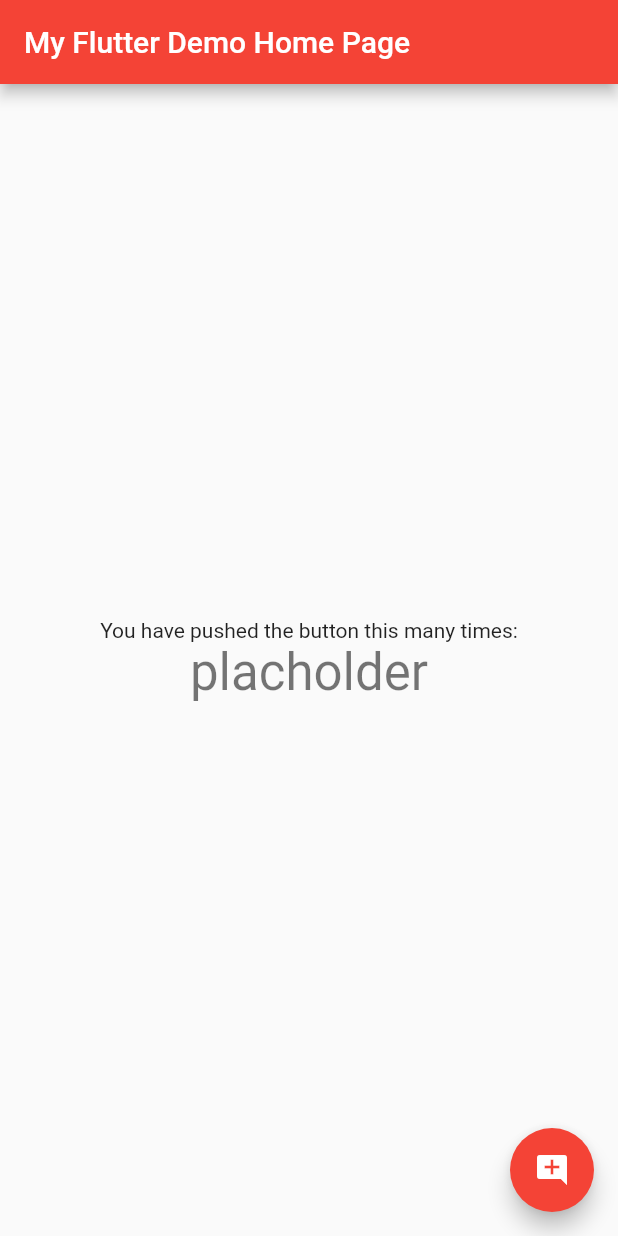
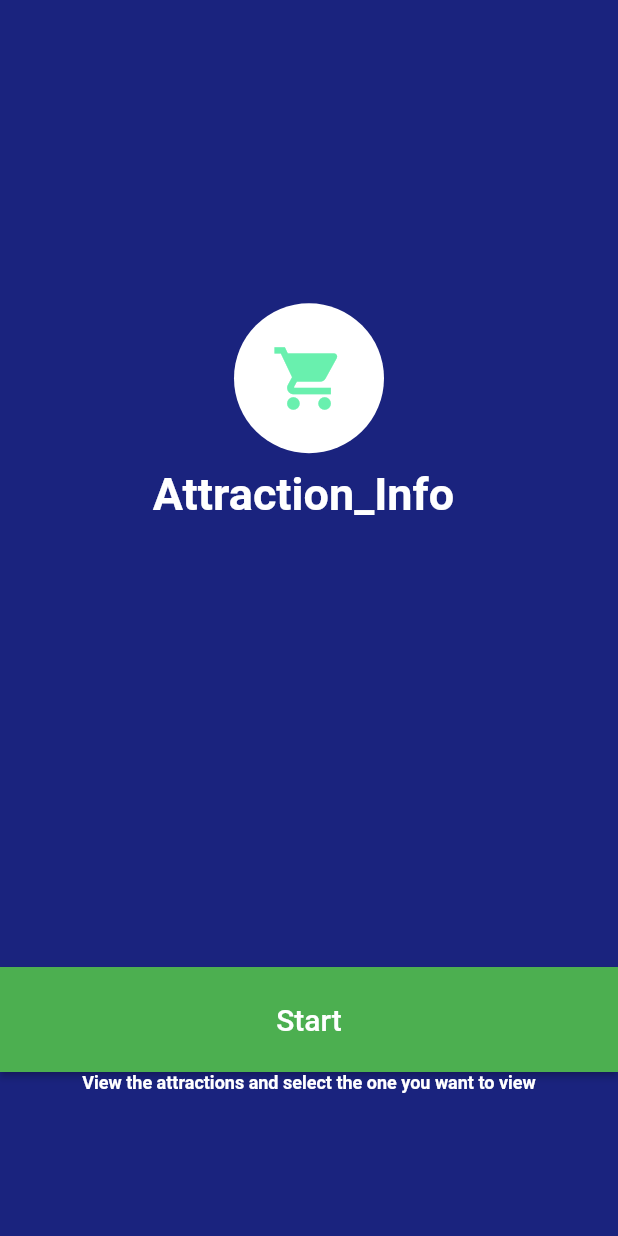
Before and after one commit to calicoquito/attraction_info, a Flutter app: the screen it shows after launch, on a phone screen of 412 x 824 dp. Run offline on Flutter 3.47's test engine with Material 2 defaults, Android fonts, the phone set to English and light mode, and no system bars.

```diff
--- a/lib/main.dart
+++ b/lib/main.dart
@@ -1,8 +1,10 @@
-import 'dart:async';
-import 'dart:convert';
-import 'dart:math';
+import 'package:attraction_info/pages/items.dart' as prefix0;
+import 'package:attraction_info/test/screens.dart';
+import 'package:attraction_info/pages/search.dart';
 import 'package:flutter/material.dart';
-import 'package:http/http.dart' as http;
+import 'package:attraction_info/test/home_test.dart';
+import 'package:attraction_info/test/learn.dart';
+
 
 void main() => runApp(MyApp());
 
@@ -22,103 +24,102 @@ class MyApp extends StatelessWidget {
         // or simply save your changes to "hot reload" in a Flutter IDE).
         // Notice that the counter didn't reset back to zero; the application
         // is not restarted.
-        primarySwatch: Colors.red,
+        primarySwatch: Colors.blue,
       ),
-      home: MyHomePage(title: 'My Flutter Demo Home Page'),
+      home: SplashScreen(),
     );
   }
 }
-
-class MyHomePage extends StatefulWidget {
-  MyHomePage({Key key, this.title}) : super(key: key);
-
-  // This widget is the home page of your application. It is stateful, meaning
-  // that it has a State object (defined below) that contains fields that affect
-  // how it looks.
-
-  // This class is the configuration for the state. It holds the values (in this
-  // case the title) provided by the parent (in this case the App widget) and
-  // used by the build method of the State. Fields in a Widget subclass are
-  // always marked "final".
-
-  final String title;
-
-  @override
-  _MyHomePageState createState() => _MyHomePageState();
-}
-
-class _MyHomePageState extends State<MyHomePage> {
-  var _mytitle = "placholder";
-  var rng = new Random();
-  Future<String> getData() async {
-
-    http.Response response = await http.get(
-
-      Uri.encodeFull("https://jsonplaceholder.typicode.com/posts"),
-      headers: {
-        "Accept": "application/json"
-      }
-
-      );
-
-
-
-  List data = jsonDecode(response.body);
-
-   _mytitle = data[rng.nextInt(5)]["title"];
-   print(_mytitle);
-  }
-
+class SplashScreen extends StatelessWidget{
   @override
   Widget build(BuildContext context) {
-
-    // This method is rerun every time setState is called, for instance as done
-    // by the _incrementCounter method above.
-    //
-    // The Flutter framework has been optimized to make rerunning build methods
-    // fast, so that you can just rebuild anything that needs updating rather
-    // than having to individually change instances of widgets.
+    // TODO: implement build
     return Scaffold(
-      appBar: AppBar(
-        // Here we take the value from the MyHomePage object that was created by
-        // the App.build method, and use it to set our appbar title.
-        title: Text(widget.title),
+      body: Stack(
+        fit: StackFit.expand,
+        children: <Widget>[
+          Container(
+            decoration: BoxDecoration(color: Color(0xFF1A237E)),
           ),
-      body: Center(
-        // Center is a layout widget. It takes a single child and positions it
-        // in the middle of the parent.
+          Column(
+            mainAxisAlignment: MainAxisAlignment.start,
+            children: <Widget>[
+              Expanded(
+                flex: 2,
+                child: Container(
                   child: Column(
-          // Column is also layout widget. It takes a list of children and
-          // arranges them vertically. By default, it sizes itself to fit its
-          // children horizontally, and tries to be as tall as its parent.
-          //
-          // Invoke "debug painting" (press "p" in the console, choose the
-          // "Toggle Debug Paint" action from the Flutter Inspector in Android
-          // Studio, or the "Toggle Debug Paint" command in Visual Studio Code)
-          // to see the wireframe for each widget.
-          //
-          // Column has various properties to control how it sizes itself and
-          // how it positions its children. Here we use mainAxisAlignment to
-          // center the children vertically; the main axis here is the vertical
-          // axis because Columns are vertical (the cross axis would be
-          // horizontal).
                     mainAxisAlignment: MainAxisAlignment.center,
                     children: <Widget>[
-            Text(
-              'You have pushed the button this many times:',
+                      CircleAvatar(
+                        backgroundColor: Colors.white,
+                        radius: 50.0,
+                        child: Icon(
+                          Icons.shopping_cart,
+                          color: Colors.greenAccent,
+                          size: 50.0,
+                        ),
+                      ),
+                      Padding(
+                        padding: EdgeInsets.only(top: 10.0),
                       ),
                       Text(
-              '$_mytitle',
-              style: Theme.of(context).textTheme.display1,
-            ),
+                        "Attraction_Info ",
+                        style: TextStyle(
+                            color: Colors.white,
+                            fontWeight: FontWeight.bold,
+                            fontSize: 30.0),
+                      )
                     ],
                   ),
                 ),
-      floatingActionButton: FloatingActionButton(
-        onPressed: getData,
-        tooltip: 'get me some data',
-        child: Icon(Icons.add_comment,
-      ), // This trailing comma makes auto-formatting nicer for build methods.
+              ),
+              Expanded(
+                flex: 1,
+                child: Column(
+                  mainAxisAlignment: MainAxisAlignment.center,
+                  children: <Widget>[
+                    RaisedButton(
+                      onPressed: (){
+                        Navigator.push(context, MaterialPageRoute(builder: (context){
+                       return mainView();
+                     }));
+                      },
+                        padding: const EdgeInsets.only(left:0.0, right:0, top: 0.0),
+                        //padding: const EdgeInsets.only(left:10.0, right:20, top: 10.0),
+                        child: new Container(
+                          alignment: Alignment.center,
+                          height: 70.0,
+                          decoration: new BoxDecoration(
+                            color: Colors.green,
+                            //borderRadius: new BorderRadius.circular(10.2),
+                            ),
+                            child: new Text(
+                              'Start',
+                              style: new TextStyle(
+                                fontSize: 20.0,
+                                color: Colors.white,
+                                ),
+                              ),
+                            ),
+
+                      ),
+                    Text(
+                      "View the attractions and select the one you want to view",
+                      softWrap: true,
+                      textAlign: TextAlign.center,
+                      style: TextStyle(
+                          fontWeight: FontWeight.bold,
+                          fontSize: 12.0,
+                          color: Colors.white),
                     )
+                  ],
+                ),
+              )
+            ],
+          )
+        ],
+      ),
     );
-  }}
+  }
+
+}
--- a/pubspec.yaml
+++ b/pubspec.yaml
@@ -20,6 +20,7 @@ dependencies:
   flutter:
     sdk: flutter
   http: 0.12.0+2
+  english_words: ^3.1.0
 
   # The following adds the Cupertino Icons font to your application.
   # Use with the CupertinoIcons class for iOS style icons.
```
Also changed, not shown: lib/pages/items.dart (added, +111 -0 lines), lib/pages/search.dart (added, +308 -0 lines), pubspec.lock, 4 other files. Lines whose indentation alone changed are shown as unchanged.
